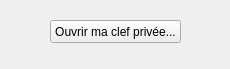
This is src/mainwindow.ui in racam/KAuth as Qt 5 draws it before an edit. The edited form follows.
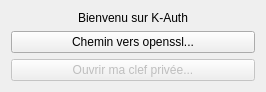
This is the edited form.

Commit message: avancement portabilité openssl

Diff of the .ui file:
```diff
--- a/src/mainwindow.ui
+++ b/src/mainwindow.ui
@@ -12,39 +12,70 @@
    <rect>
     <x>0</x>
     <y>0</y>
-    <width>230</width>
-    <height>69</height>
+    <width>266</width>
+    <height>91</height>
    </rect>
   </property>
   <property name="minimumSize">
    <size>
-    <width>230</width>
-    <height>69</height>
+    <width>0</width>
+    <height>0</height>
    </size>
   </property>
   <property name="maximumSize">
    <size>
-    <width>230</width>
-    <height>69</height>
+    <width>1380</width>
+    <height>690</height>
+   </size>
+  </property>
+  <property name="sizeIncrement">
+   <size>
+    <width>1</width>
+    <height>1</height>
+   </size>
+  </property>
+  <property name="baseSize">
+   <size>
+    <width>1</width>
+    <height>1</height>
    </size>
   </property>
   <property name="windowTitle">
    <string>KAuth</string>
   </property>
   <widget class="QWidget" name="centralWidget">
-   <widget class="QPushButton" name="openButton">
-    <property name="geometry">
-     <rect>
-      <x>50</x>
-      <y>20</y>
-      <width>131</width>
-      <height>23</height>
-     </rect>
-    </property>
-    <property name="text">
-     <string>Ouvrir ma clef privée...</string>
-    </property>
-   </widget>
+   <layout class="QVBoxLayout" name="verticalLayout">
+    <item>
+     <widget class="QLabel" name="label">
+      <property name="text">
+       <string>Bienvenu sur K-Auth</string>
+      </property>
+      <property name="alignment">
+       <set>Qt::AlignCenter</set>
+      </property>
+     </widget>
+    </item>
+    <item>
+     <widget class="QPushButton" name="sslPathButton">
+      <property name="enabled">
+       <bool>true</bool>
+      </property>
+      <property name="text">
+       <string>Chemin vers openssl...</string>
+      </property>
+     </widget>
+    </item>
+    <item>
+     <widget class="QPushButton" name="openButton">
+      <property name="enabled">
+       <bool>false</bool>
+      </property>
+      <property name="text">
+       <string>Ouvrir ma clef privée...</string>
+      </property>
+     </widget>
+    </item>
+   </layout>
   </widget>
  </widget>
  <layoutdefault spacing="6" margin="11"/>
```
The commit also changes 5 other files.
